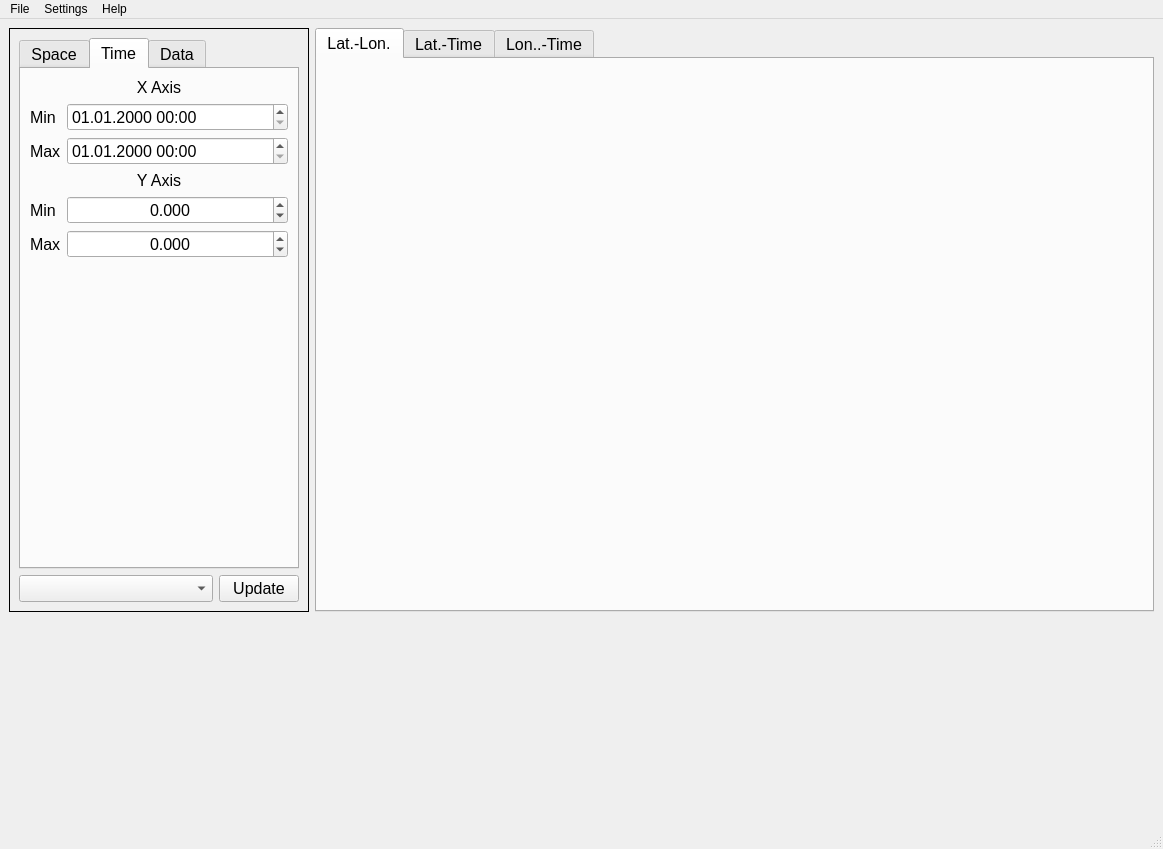
The window that ui/main_window1.ui (sergiipanasenko/GNSS_Analysis) describes before a commit, drawn with Qt 5.
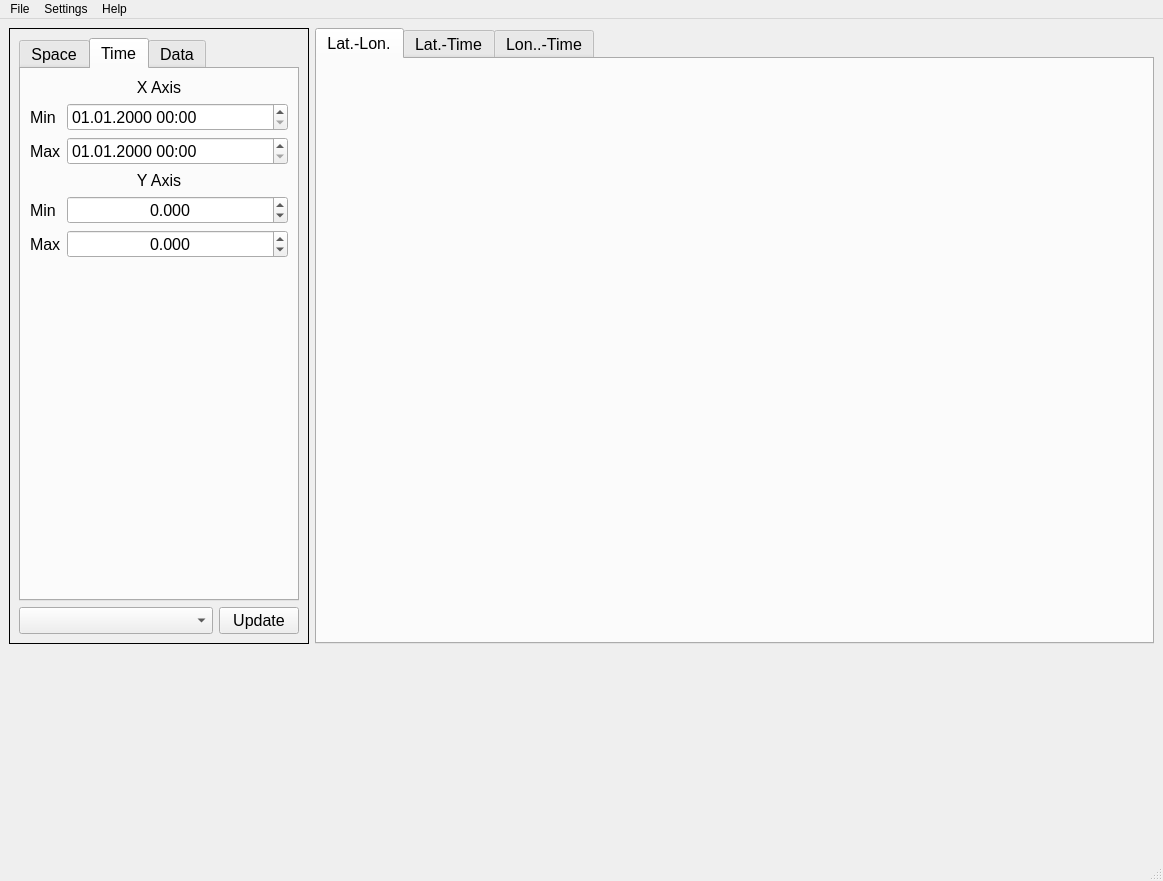
The same window after the commit. The open tabs and pages were chosen to show the change.

Commit message: Connection with new UI form

```diff
--- a/ui/main_window1.ui
+++ b/ui/main_window1.ui
@@ -7,7 +7,7 @@
     <x>0</x>
     <y>0</y>
     <width>1163</width>
-    <height>849</height>
+    <height>881</height>
    </rect>
   </property>
   <property name="windowTitle">
```
Left out of the diff: 2 changed lines with no effect on the pictures. The commit also changes 2 other files.
